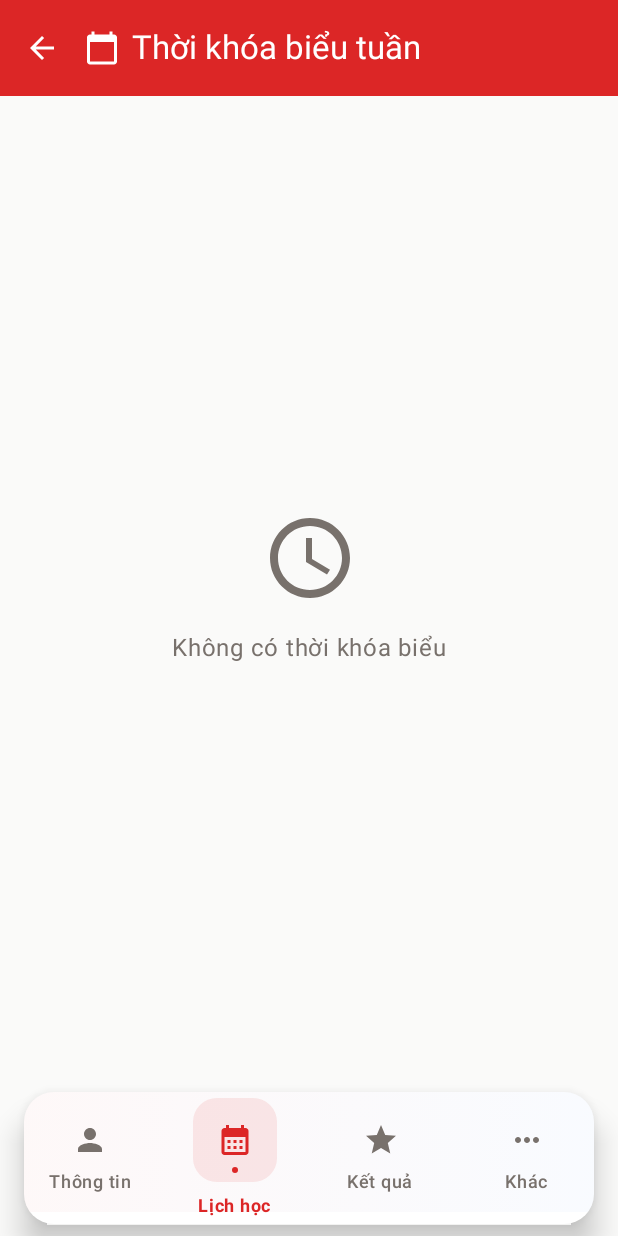
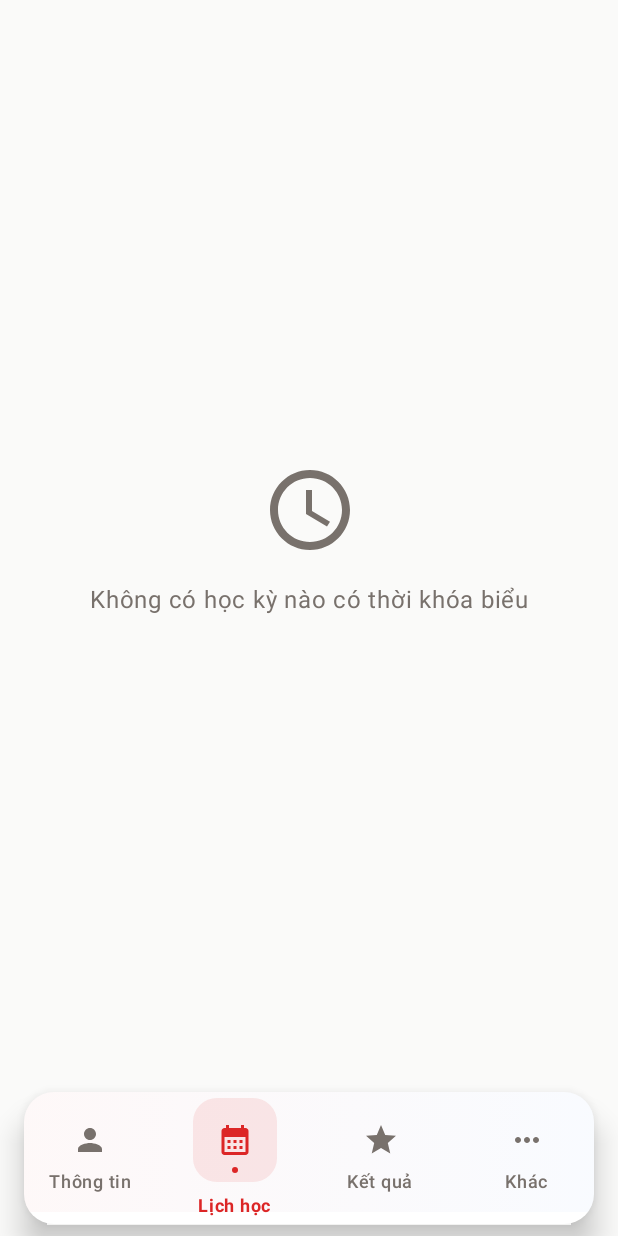
Before and after one commit to lamdx4/uis-ptit-hcm, an Android app built with Jetpack Compose: the GradesScreen screen opened through its navigation route, item 2 of the bottom bar chosen, on a phone screen of 412 x 824 dp. Run offline under Robolectric (Android 15) with nearby library versions, the phone set to English and light mode, and no system bars.

Commit message:
Fix schedule state management & SSL issues
 Fixed schedule screen state flow:
- Added proper loading states for both semesters and schedule
- Removed confusing 'no schedule' empty state
- Improved error handling with data cleanup

 Schedule ViewModel improvements:
- Clear old data on API errors
- Better loading state management
- Consistent error state handling

 Network configuration:
- Keep HTTP for schedule APIs (server HTTPS issues)
- Remove unnecessary HttpClientFactory
- Improved network security config for API 27

 UI/UX improvements:
- Better loading indicators
- Clear state transitions
- No more flickering empty states

 Fixes Android API 27 SSL certificate issues while maintaining HTTP compatibility

```diff
--- a/app/src/main/java/lamdx4/uis/ptithcm/data/repository/ScheduleRepository.kt
+++ b/app/src/main/java/lamdx4/uis/ptithcm/data/repository/ScheduleRepository.kt
@@ -24,7 +24,7 @@ class ScheduleRepository {
         }
         install(Logging) {
             logger = Logger.SIMPLE
-            level = LogLevel.BODY
+            level = LogLevel.INFO // Giảm từ BODY để không spam quá nhiều log
         }
     }
 
--- a/app/src/main/java/lamdx4/uis/ptithcm/ui/grades/GradesScreen.kt
+++ b/app/src/main/java/lamdx4/uis/ptithcm/ui/grades/GradesScreen.kt
@@ -35,16 +35,7 @@ fun GradesScreen(
     }
 
     Scaffold(
-        modifier = modifier,
-        topBar = {
-            TopAppBar(
-                title = { Text("Kết quả học tập") },
-                colors = TopAppBarDefaults.topAppBarColors(
-                    containerColor = MaterialTheme.colorScheme.primary,
-                    titleContentColor = MaterialTheme.colorScheme.onPrimary
-                )
-            )
-        }
+        modifier = modifier
     ) { padding ->
         when {
             gradesState.isLoading -> {
--- a/app/src/main/java/lamdx4/uis/ptithcm/ui/schedule/WeeklyScheduleScreen.kt
+++ b/app/src/main/java/lamdx4/uis/ptithcm/ui/schedule/WeeklyScheduleScreen.kt
@@ -37,35 +37,6 @@ fun WeeklyScheduleScreen(
 
     Scaffold(
         modifier = modifier,
-        topBar = {
-            TopAppBar(
-                title = {
-                    Row(
-                        verticalAlignment = Alignment.CenterVertically,
-                        horizontalArrangement = Arrangement.spacedBy(8.dp)
-                    ) {
-                        Icon(
-                            imageVector = Icons.Default.CalendarToday,
-                            contentDescription = null
-                        )
-                        Text("Thời khóa biểu tuần")
-                    }
-                },
-                navigationIcon = {
-                    IconButton(onClick = { navController?.popBackStack() }) {
-                        Icon(
-                            imageVector = Icons.Default.ArrowBack,
-                            contentDescription = "Quay lại"
-                        )
-                    }
-                },
-                colors = TopAppBarDefaults.topAppBarColors(
-                    containerColor = MaterialTheme.colorScheme.primary,
-                    titleContentColor = MaterialTheme.colorScheme.onPrimary,
-                    navigationIconContentColor = MaterialTheme.colorScheme.onPrimary
-                )
-            )
-        }
     ) { padding ->
         when {
             scheduleState.isLoadingSemesters -> {
@@ -81,6 +52,23 @@ fun WeeklyScheduleScreen(
                     ) {
                         CircularProgressIndicator()
                         Text("Đang tải danh sách học kỳ...")
+                    }
+                }
+            }
+
+            scheduleState.isLoadingSchedule -> {
+                Box(
+                    modifier = Modifier
+                        .fillMaxSize()
+                        .padding(padding),
+                    contentAlignment = Alignment.Center
+                ) {
+                    Column(
+                        horizontalAlignment = Alignment.CenterHorizontally,
+                        verticalArrangement = Arrangement.spacedBy(16.dp)
+                    ) {
+                        CircularProgressIndicator()
+                        Text("Đang tải thời khóa biểu...")
                     }
                 }
             }
@@ -111,7 +99,7 @@ fun WeeklyScheduleScreen(
                 }
             }
 
-            scheduleState.weeklySchedules.isEmpty() -> {
+            scheduleState.semesters.isEmpty() -> {
                 Box(
                     modifier = Modifier
                         .fillMaxSize()
@@ -129,7 +117,7 @@ fun WeeklyScheduleScreen(
                             modifier = Modifier.size(64.dp)
                         )
                         Text(
-                            text = "Không có thời khóa biểu",
+                            text = "Không có học kỳ nào có thời khóa biểu",
                             style = MaterialTheme.typography.bodyLarge,
                             color = MaterialTheme.colorScheme.onSurfaceVariant
                         )
```
Also changed, not shown: app/src/main/java/lamdx4/uis/ptithcm/ui/schedule/WeeklyScheduleViewModel.kt (+7 -2 lines), app/src/main/java/lamdx4/uis/ptithcm/data/network/HttpClientFactory.kt (deleted).
